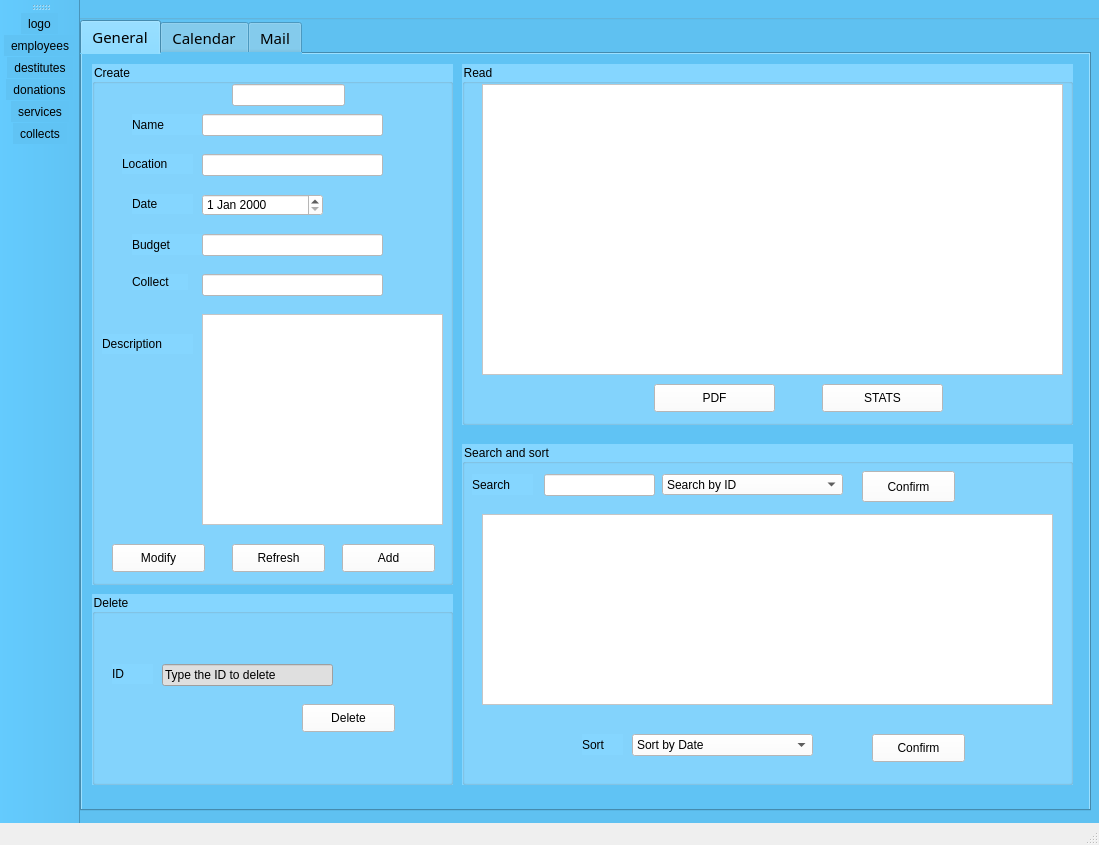
The window that mainwindow.ui (Ghalia9/SmartShareAncCareCenter) describes before a commit, drawn with Qt 5.
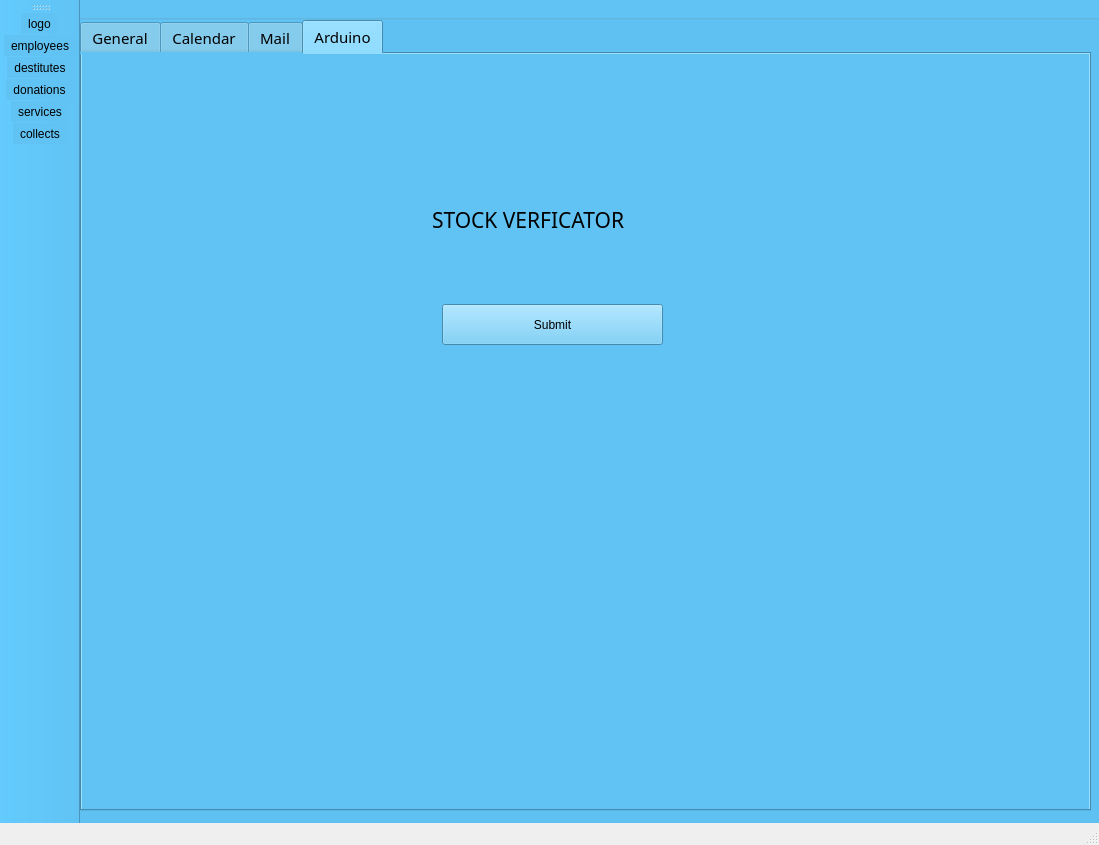
The same window after the commit. The open tabs and pages were chosen to show the change. Icons and pictures are not drawn.

```diff
--- a/mainwindow.ui
+++ b/mainwindow.ui
@@ -823,6 +823,43 @@
        </property>
       </widget>
      </widget>
+     <widget class="QWidget" name="tab_2">
+      <attribute name="title">
+       <string>Arduino</string>
+      </attribute>
+      <widget class="QPushButton" name="arduino1">
+       <property name="geometry">
+        <rect>
+         <x>360</x>
+         <y>250</y>
+         <width>221</width>
+         <height>41</height>
+        </rect>
+       </property>
+       <property name="text">
+        <string>Submit</string>
+       </property>
+      </widget>
+      <widget class="QLabel" name="label_8">
+       <property name="geometry">
+        <rect>
+         <x>350</x>
+         <y>120</y>
+         <width>291</width>
+         <height>91</height>
+        </rect>
+       </property>
+       <property name="font">
+        <font>
+         <family>Poppins</family>
+         <pointsize>16</pointsize>
+        </font>
+       </property>
+       <property name="text">
+        <string>STOCK VERFICATOR</string>
+       </property>
+      </widget>
+     </widget>
     </widget>
    </widget>
   </widget>
```
Left out of the diff: 2 changed lines with no effect on the pictures.
